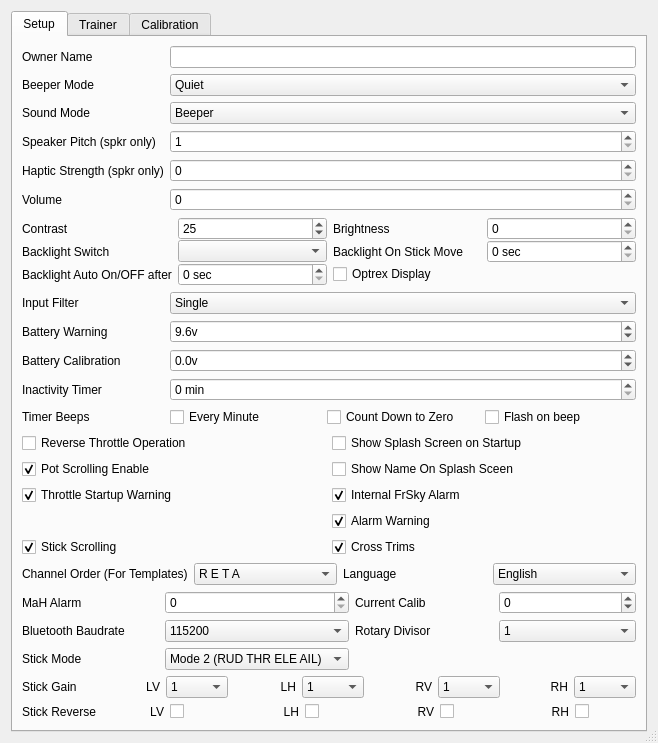
Qt form src/eepskye/src/generaledit.ui (xhorizont/eepe) before a commit.
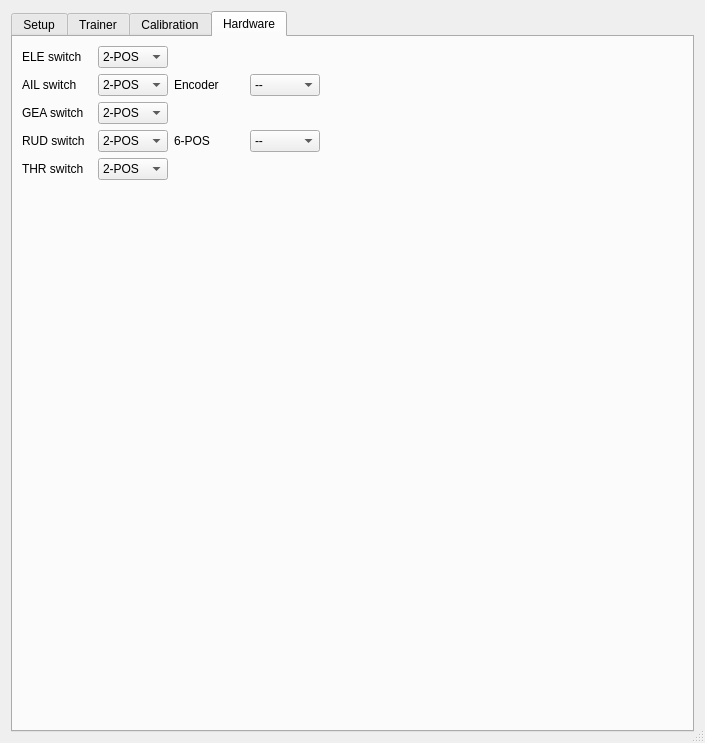
The same form after that commit. The open tabs and pages were chosen to show the change. Icons and pictures are not drawn.

Patch:
```diff
--- a/src/eepskye/src/generaledit.ui
+++ b/src/eepskye/src/generaledit.ui
@@ -6,8 +6,8 @@
    <rect>
     <x>0</x>
     <y>0</y>
-    <width>658</width>
-    <height>694</height>
+    <width>705</width>
+    <height>720</height>
    </rect>
   </property>
   <property name="windowTitle">
@@ -206,14 +206,14 @@
          </property>
         </widget>
        </item>
-       <item row="8" column="0">
+       <item row="7" column="0">
         <widget class="QLabel" name="label_8">
          <property name="text">
           <string>Input Filter</string>
          </property>
         </widget>
        </item>
-       <item row="8" column="1">
+       <item row="7" column="1">
         <widget class="QComboBox" name="inputfilterCB">
          <item>
           <property name="text">
@@ -232,7 +232,7 @@
          </item>
         </widget>
        </item>
-       <item row="9" column="0">
+       <item row="8" column="0">
         <widget class="QLabel" name="label_2">
          <property name="toolTip">
           <string extracomment="Low Battery Voltage warning [5v-10v]"/>
@@ -242,7 +242,7 @@
          </property>
         </widget>
        </item>
-       <item row="9" column="1">
+       <item row="8" column="1">
         <widget class="QDoubleSpinBox" name="battwarningDSB">
          <property name="toolTip">
           <string/>
@@ -279,14 +279,14 @@
          </property>
         </widget>
        </item>
-       <item row="10" column="0">
+       <item row="9" column="0">
         <widget class="QLabel" name="label_3">
          <property name="text">
           <string>Battery Calibration</string>
          </property>
         </widget>
        </item>
-       <item row="10" column="1">
+       <item row="9" column="1">
         <widget class="QDoubleSpinBox" name="battcalibDSB">
          <property name="toolTip">
           <string/>
@@ -319,32 +319,6 @@
         </widget>
        </item>
        <item row="14" column="0">
-        <widget class="QLabel" name="label_6">
-         <property name="text">
-          <string>Inactivity Timer</string>
-         </property>
-        </widget>
-       </item>
-       <item row="14" column="1">
-        <widget class="QSpinBox" name="inactimerSB">
-         <property name="toolTip">
-          <string/>
-         </property>
-         <property name="statusTip">
-          <string/>
-         </property>
-         <property name="whatsThis">
-          <string>If not zero will sound beeps if the transmitter has been left without inputs for the specified number of minutes.</string>
-         </property>
-         <property name="suffix">
-          <string> min</string>
-         </property>
-         <property name="maximum">
-          <number>120</number>
-         </property>
-        </widget>
-       </item>
-       <item row="15" column="0">
         <widget class="QLabel" name="label_28">
          <property name="sizePolicy">
           <sizepolicy hsizetype="Preferred" vsizetype="Fixed">
@@ -357,7 +331,7 @@
          </property>
         </widget>
        </item>
-       <item row="15" column="1">
+       <item row="14" column="1">
         <layout class="QHBoxLayout" name="horizontalLayout">
          <property name="spacing">
           <number>6</number>
@@ -402,7 +376,7 @@
          </item>
         </layout>
        </item>
-       <item row="16" column="0" colspan="2">
+       <item row="15" column="0" colspan="2">
         <layout class="QGridLayout" name="gridLayout_3">
          <property name="sizeConstraint">
           <enum>QLayout::SetNoConstraint</enum>
@@ -613,7 +587,7 @@
          </item>
         </layout>
        </item>
-       <item row="7" column="0" colspan="2">
+       <item row="6" column="0" colspan="2">
         <layout class="QGridLayout" name="gridLayout_9" rowstretch="0,0,0" columnstretch="0,0,0,0">
          <property name="verticalSpacing">
           <number>0</number>
@@ -788,7 +762,7 @@
          </item>
         </layout>
        </item>
-       <item row="19" column="0" colspan="2">
+       <item row="18" column="0" colspan="2">
         <layout class="QGridLayout" name="gridLayout_11">
          <item row="1" column="0">
           <widget class="QLabel" name="label_9">
@@ -1048,7 +1022,7 @@
          </item>
         </layout>
        </item>
-       <item row="24" column="0" colspan="2">
+       <item row="23" column="0" colspan="2">
         <spacer name="verticalSpacer_2">
          <property name="orientation">
           <enum>Qt::Vertical</enum>
@@ -1061,7 +1035,7 @@
          </property>
         </spacer>
        </item>
-       <item row="21" column="0" colspan="2">
+       <item row="20" column="0" colspan="2">
         <layout class="QGridLayout" name="gridLayout_13">
          <item row="0" column="0">
           <widget class="QLabel" name="label_27">
@@ -1294,7 +1268,7 @@
          </item>
         </layout>
        </item>
-       <item row="23" column="0" colspan="2">
+       <item row="22" column="0" colspan="2">
         <layout class="QGridLayout" name="gridLayout_14">
          <item row="0" column="0">
           <widget class="QLabel" name="label_42">
@@ -1379,7 +1353,7 @@
          </item>
         </layout>
        </item>
-       <item row="17" column="0" colspan="2">
+       <item row="16" column="0" colspan="2">
         <layout class="QHBoxLayout" name="horizontalLayout_2">
          <item>
           <widget class="QLabel" name="label_13">
@@ -1573,6 +1547,65 @@
          </item>
         </layout>
        </item>
+       <item row="10" column="1">
+        <layout class="QHBoxLayout" name="horizontalLayout_3">
+         <item>
+          <widget class="QSpinBox" name="inactimerSB">
+           <property name="toolTip">
+            <string/>
+           </property>
+           <property name="statusTip">
+            <string/>
+           </property>
+           <property name="whatsThis">
+            <string>If not zero will sound beeps if the transmitter has been left without inputs for the specified number of minutes.</string>
+           </property>
+           <property name="suffix">
+            <string> min</string>
+           </property>
+           <property name="maximum">
+            <number>120</number>
+           </property>
+          </widget>
+         </item>
+         <item>
+          <widget class="QLabel" name="label_48">
+           <property name="text">
+            <string>Inactivity Alarm Volume</string>
+           </property>
+           <property name="alignment">
+            <set>Qt::AlignRight|Qt::AlignTrailing|Qt::AlignVCenter</set>
+           </property>
+          </widget>
+         </item>
+         <item>
+          <widget class="QSpinBox" name="inactVolumeSB">
+           <property name="toolTip">
+            <string/>
+           </property>
+           <property name="statusTip">
+            <string/>
+           </property>
+           <property name="whatsThis">
+            <string>If not zero will sound beeps if the transmitter has been left without inputs for the specified number of minutes.</string>
+           </property>
+           <property name="suffix">
+            <string/>
+           </property>
+           <property name="maximum">
+            <number>23</number>
+           </property>
+          </widget>
+         </item>
+        </layout>
+       </item>
+       <item row="10" column="0">
+        <widget class="QLabel" name="label_6">
+         <property name="text">
+          <string>Inactivity Timer</string>
+         </property>
+        </widget>
+       </item>
       </layout>
      </widget>
      <widget class="QWidget" name="tab">
@@ -2378,6 +2411,246 @@
        </item>
       </layout>
      </widget>
+     <widget class="QWidget" name="tabHardware">
+      <property name="enabled">
+       <bool>true</bool>
+      </property>
+      <attribute name="title">
+       <string>Hardware</string>
+      </attribute>
+      <layout class="QGridLayout" name="gridLayout_10">
+       <item row="0" column="0">
+        <layout class="QGridLayout" name="gridLayout_7">
+         <item row="3" column="1">
+          <widget class="QComboBox" name="RudNumWaysCB">
+           <item>
+            <property name="text">
+             <string>2-POS</string>
+            </property>
+           </item>
+           <item>
+            <property name="text">
+             <string>3-POS</string>
+            </property>
+           </item>
+          </widget>
+         </item>
+         <item row="2" column="0">
+          <widget class="QLabel" name="label_GeaSw">
+           <property name="text">
+            <string>GEA switch</string>
+           </property>
+          </widget>
+         </item>
+         <item row="3" column="0">
+          <widget class="QLabel" name="label_RudSw">
+           <property name="text">
+            <string>RUD switch</string>
+           </property>
+          </widget>
+         </item>
+         <item row="2" column="1">
+          <widget class="QComboBox" name="GeaNumWaysCB">
+           <item>
+            <property name="text">
+             <string>2-POS</string>
+            </property>
+           </item>
+           <item>
+            <property name="text">
+             <string>3-POS</string>
+            </property>
+           </item>
+          </widget>
+         </item>
+         <item row="1" column="0">
+          <widget class="QLabel" name="label_AilSw">
+           <property name="text">
+            <string>AIL switch</string>
+           </property>
+          </widget>
+         </item>
+         <item row="4" column="0">
+          <widget class="QLabel" name="label_ThrSw">
+           <property name="text">
+            <string>THR switch</string>
+           </property>
+          </widget>
+         </item>
+         <item row="0" column="0">
+          <widget class="QLabel" name="label_EleSw">
+           <property name="minimumSize">
+            <size>
+             <width>70</width>
+             <height>0</height>
+            </size>
+           </property>
+           <property name="text">
+            <string>ELE switch</string>
+           </property>
+          </widget>
+         </item>
+         <item row="0" column="1">
+          <widget class="QComboBox" name="EleNumWaysCB">
+           <property name="minimumSize">
+            <size>
+             <width>70</width>
+             <height>0</height>
+            </size>
+           </property>
+           <item>
+            <property name="text">
+             <string>2-POS</string>
+            </property>
+           </item>
+           <item>
+            <property name="text">
+             <string>3-POS</string>
+            </property>
+           </item>
+           <item>
+            <property name="text">
+             <string>6-POS</string>
+            </property>
+           </item>
+          </widget>
+         </item>
+         <item row="1" column="1">
+          <widget class="QComboBox" name="AilNumWaysCB">
+           <item>
+            <property name="text">
+             <string>2-POS</string>
+            </property>
+           </item>
+           <item>
+            <property name="text">
+             <string>3-POS</string>
+            </property>
+           </item>
+          </widget>
+         </item>
+         <item row="4" column="1">
+          <widget class="QComboBox" name="ThrNumWaysCB">
+           <item>
+            <property name="text">
+             <string>2-POS</string>
+            </property>
+           </item>
+           <item>
+            <property name="text">
+             <string>3-POS</string>
+            </property>
+           </item>
+          </widget>
+         </item>
+        </layout>
+       </item>
+       <item row="0" column="2">
+        <spacer name="horizontalSpacer">
+         <property name="orientation">
+          <enum>Qt::Horizontal</enum>
+         </property>
+         <property name="sizeHint" stdset="0">
+          <size>
+           <width>40</width>
+           <height>20</height>
+          </size>
+         </property>
+        </spacer>
+       </item>
+       <item row="2" column="0">
+        <spacer name="verticalSpacer_4">
+         <property name="orientation">
+          <enum>Qt::Vertical</enum>
+         </property>
+         <property name="sizeHint" stdset="0">
+          <size>
+           <width>20</width>
+           <height>40</height>
+          </size>
+         </property>
+        </spacer>
+       </item>
+       <item row="0" column="1">
+        <layout class="QGridLayout" name="gridLayout_12">
+         <item row="0" column="0">
+          <widget class="QLabel" name="label_Encoder">
+           <property name="minimumSize">
+            <size>
+             <width>70</width>
+             <height>0</height>
+            </size>
+           </property>
+           <property name="text">
+            <string>Encoder</string>
+           </property>
+          </widget>
+         </item>
+         <item row="1" column="0">
+          <widget class="QLabel" name="label_6Pos">
+           <property name="text">
+            <string>6-POS</string>
+           </property>
+          </widget>
+         </item>
+         <item row="0" column="1">
+          <widget class="QComboBox" name="EncoderCB">
+           <property name="minimumSize">
+            <size>
+             <width>70</width>
+             <height>0</height>
+            </size>
+           </property>
+           <item>
+            <property name="text">
+             <string>--</string>
+            </property>
+           </item>
+           <item>
+            <property name="text">
+             <string>P1</string>
+            </property>
+           </item>
+           <item>
+            <property name="text">
+             <string>P2</string>
+            </property>
+           </item>
+           <item>
+            <property name="text">
+             <string>P3</string>
+            </property>
+           </item>
+          </widget>
+         </item>
+         <item row="1" column="1">
+          <widget class="QComboBox" name="SixPosCB">
+           <item>
+            <property name="text">
+             <string>--</string>
+            </property>
+           </item>
+           <item>
+            <property name="text">
+             <string>P1</string>
+            </property>
+           </item>
+           <item>
+            <property name="text">
+             <string>P2</string>
+            </property>
+           </item>
+           <item>
+            <property name="text">
+             <string>P3</string>
+            </property>
+           </item>
+          </widget>
+         </item>
+        </layout>
+       </item>
+      </layout>
+     </widget>
     </widget>
    </item>
   </layout>
```
Left out of the diff: 157 changed lines with no effect on the pictures.
